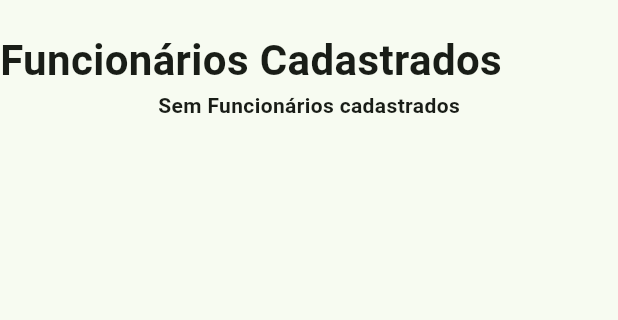
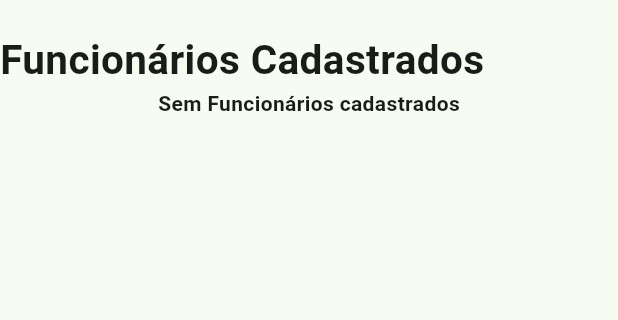
Before and after one commit to rodrigomoretto/epi_seguranca, a Flutter app: the FuncionarioListView screen opened directly, on a phone screen of 412 x 824 dp, the part 264-584 px from its top. Run offline on Flutter 3.47's test engine with Material 2 defaults, Android fonts, the phone set to English and light mode, and no system bars; our stand-ins replace sqflite; accounts and stored records are empty.

Commit message:
Ajuste em tamanho de fonte de ScreenCard

```diff
--- a/lib/util/widgets/screenCard.widget.dart
+++ b/lib/util/widgets/screenCard.widget.dart
@@ -10,18 +10,22 @@ class ScreenCard extends StatelessWidget {
     return Row(
       mainAxisAlignment: MainAxisAlignment.spaceBetween,
       children: [
-        Text(
+        Flexible(
+          child: Text(
             texto,
             style: const TextStyle(
-            fontSize: 28,
+              fontSize: 27,
               fontWeight: FontWeight.bold,
+            ),
           ),
         ),
         Visibility(
           visible: icone != null,
+          child: Flexible(
             child: Icon(
               icone,
               size: 50,
+            ),
           ),
         ),
       ],
```
Lines whose indentation alone changed are shown as unchanged.
